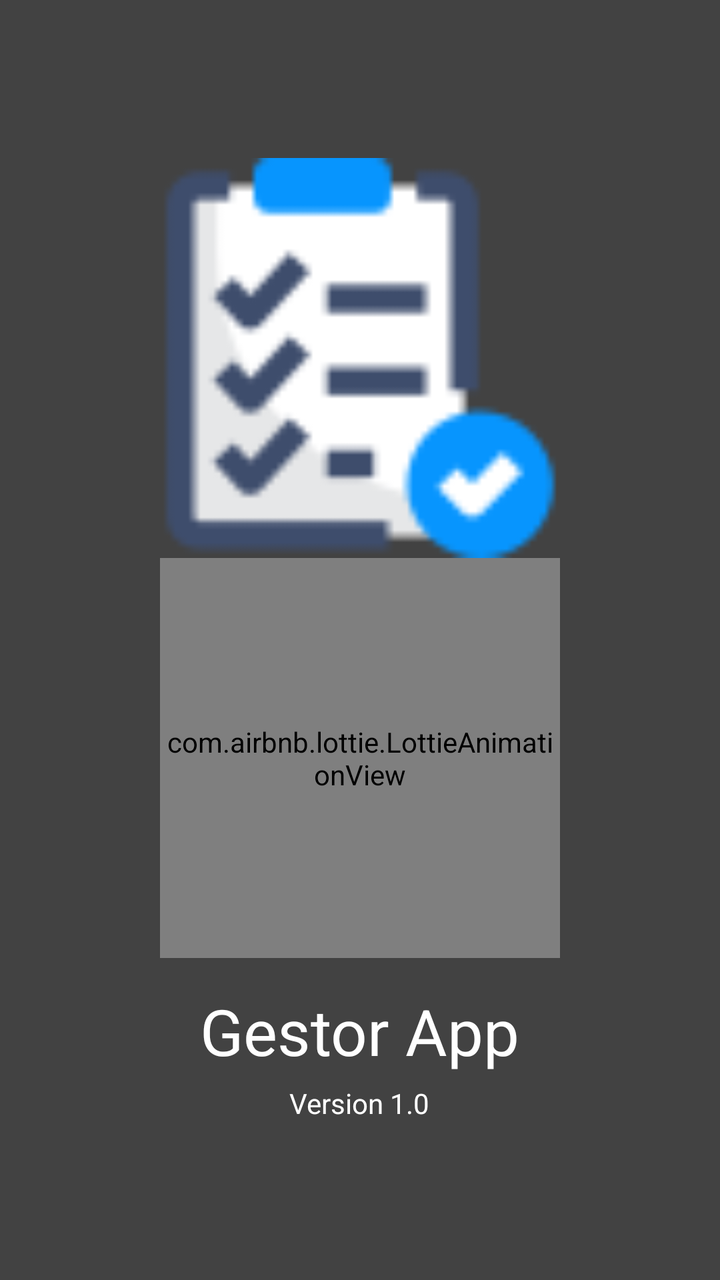
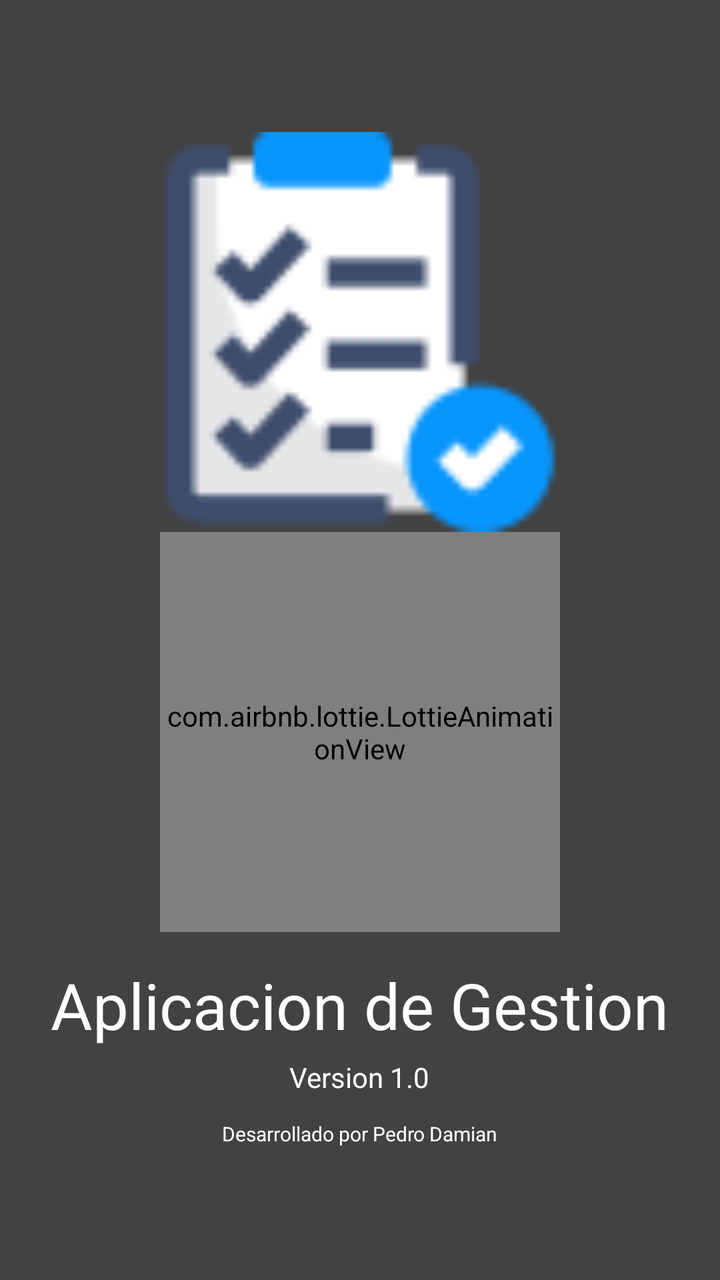

An Android layout rendered at two revisions. The XML below is the earlier revision; the diff shows what the commit changed to produce the second picture.
<!-- AndroidManifest.xml: application theme Theme.GestorApp -->
<!-- res/layout/activity_splash_screen.xml -->
<?xml version="1.0" encoding="utf-8"?>
<LinearLayout xmlns:android="http://schemas.android.com/apk/res/android"
    xmlns:app="http://schemas.android.com/apk/res-auto"
    xmlns:tools="http://schemas.android.com/tools"
    android:id="@+id/main"
    android:layout_width="match_parent"
    android:layout_height="match_parent"
    android:background="@color/cardview_dark_background"
    android:orientation="vertical"
    android:gravity="center"
    tools:context=".SplashScreen">

    <ImageView
        android:layout_width="200dp"
        android:layout_height="200dp"
        android:src="@drawable/hecho" />

    <com.airbnb.lottie.LottieAnimationView
        android:layout_width="200dp"
        android:layout_height="200dp"
        app:lottie_imageAssetsFolder="assets"
        app:lottie_fileName="book-2.json"
        app:lottie_autoPlay="true"
        app:lottie_loop="true" />

    <TextView
        android:layout_width="wrap_content"
        android:layout_height="wrap_content"
        android:text="Gestor App"
        android:textColor="@color/white"
        android:textSize="32sp"
        android:layout_marginTop="15dp"
        />
    <TextView
        android:layout_width="wrap_content"
        android:layout_height="wrap_content"
        android:text="Version 1.0"
        android:textColor="@color/white"
        android:layout_marginTop="5dp" />



</LinearLayout>
<!-- resources referenced by this layout -->
<resources>
  <color name="white">#FFFFFFFF</color>
  <!-- drawable hecho: png bitmap (drawable, 3009 bytes) -->
  <style name="Theme.GestorApp" parent="Base.Theme.GestorApp" />
  <style name="Base.Theme.GestorApp" parent="Theme.Material3.DayNight.NoActionBar">
          
          
      </style>
</resources>

<!-- the commit's change to res/layout/activity_splash_screen.xml (unified diff, before → after) -->
@@ -19,14 +19,14 @@
         android:layout_width="200dp"
         android:layout_height="200dp"
         app:lottie_imageAssetsFolder="assets"
-        app:lottie_fileName="book-2.json"
+        app:lottie_fileName="book.json"
         app:lottie_autoPlay="true"
         app:lottie_loop="true" />
 
     <TextView
         android:layout_width="wrap_content"
         android:layout_height="wrap_content"
-        android:text="Gestor App"
+        android:text="@string/nombre_app"
         android:textColor="@color/white"
         android:textSize="32sp"
         android:layout_marginTop="15dp"
@@ -34,9 +34,16 @@
     <TextView
         android:layout_width="wrap_content"
         android:layout_height="wrap_content"
-        android:text="Version 1.0"
+        android:text="@string/version"
         android:textColor="@color/white"
         android:layout_marginTop="5dp" />
+    <TextView
+        android:layout_width="wrap_content"
+        android:layout_height="wrap_content"
+        android:textColor="@color/white"
+        android:text="@string/desarrollador"
+        android:textSize="10dp"
+        android:layout_marginTop="12dp" />
 
 
 
<!-- resource entries referenced after the edit -->
@@ -2,6 +2,9 @@
 <resources>
   <color name="white">#FFFFFFFF</color>
   <!-- drawable hecho: png bitmap (drawable, 3009 bytes) -->
+  <string name="desarrollador">Desarrollado por Pedro Damian</string>
+  <string name="nombre_app">Aplicacion de Gestion</string>
+  <string name="version">Version 1.0</string>
   <style name="Theme.GestorApp" parent="Base.Theme.GestorApp" />
   <style name="Base.Theme.GestorApp" parent="Theme.Material3.DayNight.NoActionBar">
           
